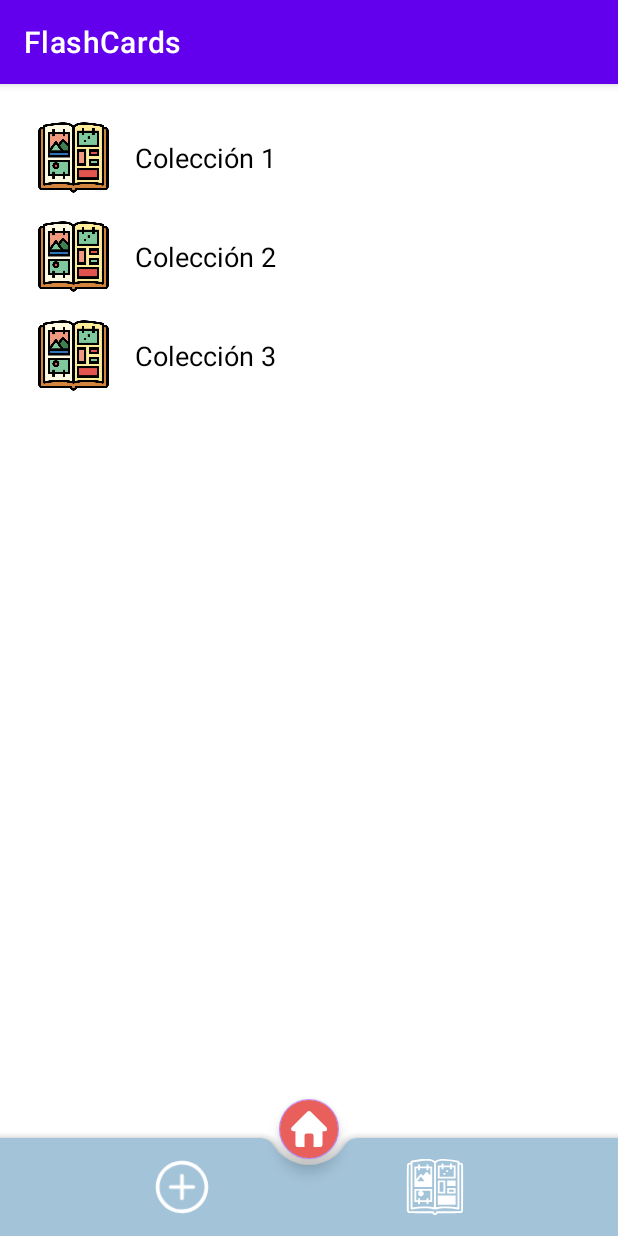
After one commit to FundacioEsplaiJava2024/Flashcards, an Android app: the CollectionsActivity screen opened directly, with no data from a screen before it, on a phone screen of 412 x 824 dp. The commit adds this screen. Run offline under Robolectric (Android 15) with nearby library versions, the phone set to English and light mode, and no system bars.

Commit message:
Added collection screen, made some adjustements to the footer, //TODO fix footer

```diff
--- a/App/app/src/main/AndroidManifest.xml
+++ b/App/app/src/main/AndroidManifest.xml
@@ -23,6 +23,7 @@
             </intent-filter>
         </activity>
         <activity android:name=".MainActivity"/>
+        <activity android:name=".ui.CollectionsActivity"/>
     </application>
 
 </manifest>
--- /dev/null
+++ b/App/app/src/main/java/com/esplai/flashcards/service/cardlogic/AddCardActivity.java
@@ -0,0 +1,4 @@
+package com.esplai.flashcards.service.cardlogic;
+
+public class AddCardActivity {
+}
--- /dev/null
+++ b/App/app/src/main/java/com/esplai/flashcards/service/entities/Collection.java
@@ -0,0 +1,57 @@
+package com.esplai.flashcards.service.entities;
+
+import com.esplai.flashcards.service.cardlogic.CardModel;
+
+import java.util.List;
+
+public class Collection {
+    private int collId;
+    private String title;
+    private String description;
+    private List<CardModel> cardList;
+    private boolean isPublic;
+
+    public Collection(String title) {
+        this.title = title;
+    }
+
+    public int getCollId() {
+        return collId;
+    }
+
+    public void setCollId(int collId) {
+        this.collId = collId;
+    }
+
+    public String getTitle() {
+        return title;
+    }
+
+    public void setTitle(String title) {
+        this.title = title;
+    }
+
+    public String getDescription() {
+        return description;
+    }
+
+    public void setDescription(String description) {
+        this.description = description;
+    }
+
+    public List<CardModel> getCardList() {
+        return cardList;
+    }
+
+    public void setCardList(List<CardModel> cardList) {
+        this.cardList = cardList;
+    }
+
+    public boolean isPublic() {
+        return isPublic;
+    }
+
+    public void setPublic(boolean aPublic) {
+        isPublic = aPublic;
+    }
+}
--- /dev/null
+++ b/App/app/src/main/java/com/esplai/flashcards/ui/CollectionsActivity.java
@@ -0,0 +1,59 @@
+package com.esplai.flashcards.ui;
+
+import android.os.Bundle;
+import android.view.LayoutInflater;
+import android.view.View;
+import android.widget.ImageView;
+import android.widget.LinearLayout;
+import android.widget.TextView;
+
+import androidx.appcompat.app.AppCompatActivity;
+
+import com.esplai.flashcards.R;
+import com.esplai.flashcards.service.entities.Collection;
+
+import java.util.ArrayList;
+import java.util.List;
+
+public class CollectionsActivity extends AppCompatActivity {
+
+    private LinearLayout collectionsContainer;
+
+    @Override
+    protected void onCreate(Bundle savedInstanceState) {
+        super.onCreate(savedInstanceState);
+        setContentView(R.layout.collection_screen);
+
+        collectionsContainer = findViewById(R.id.collectionsContainer);
+
+        // Simulación de datos para las colecciones
+        List<Collection> collections = getCollectionsFromServer();
+
+        for (Collection collection : collections) {
+            addCollectionView(collection);
+        }
+    }
+
+    private void addCollectionView(Collection collection) {
+        View collectionView = LayoutInflater.from(this).inflate(R.layout.collection_item, collectionsContainer, false);
+
+        ImageView collectionIcon = collectionView.findViewById(R.id.collectionIcon);
+        TextView collectionName = collectionView.findViewById(R.id.collectionName);
+
+        // Configura la vista con los datos de la colección
+        collectionIcon.setImageResource(R.drawable.album_colored); // o una imagen dinámica si tienes una URL
+        collectionName.setText(collection.getTitle());
+
+        // Añade la vista al contenedor
+        collectionsContainer.addView(collectionView);
+    }
+
+    private List<Collection> getCollectionsFromServer() {
+        //Cambiar luego pot la petición
+        List<Collection> collections = new ArrayList<>();
+        collections.add(new Collection("Colección 1"));
+        collections.add(new Collection("Colección 2"));
+        collections.add(new Collection("Colección 3"));
+        return collections;
+    }
+}
--- /dev/null
+++ b/App/app/src/main/res/layout/collection_item.xml
@@ -0,0 +1,32 @@
+<?xml version="1.0" encoding="utf-8"?>
+<androidx.constraintlayout.widget.ConstraintLayout xmlns:android="http://schemas.android.com/apk/res/android"
+    xmlns:app="http://schemas.android.com/apk/res-auto"
+    android:layout_width="match_parent"
+    android:layout_height="wrap_content"
+    android:padding="8dp">
+
+    <ImageView
+        android:id="@+id/collectionIcon"
+        android:layout_width="50dp"
+        android:layout_height="50dp"
+        android:src="@drawable/album_colored"
+        app:layout_constraintStart_toStartOf="parent"
+        app:layout_constraintTop_toTopOf="parent"
+        app:layout_constraintBottom_toBottomOf="parent"
+        app:layout_constraintEnd_toStartOf="@+id/collectionName"
+        app:layout_constraintHorizontal_chainStyle="packed"/>
+
+    <TextView
+        android:id="@+id/collectionName"
+        android:layout_width="0dp"
+        android:layout_height="wrap_content"
+        android:layout_marginStart="16dp"
+        android:text="Collection Name"
+        android:textSize="18sp"
+        app:layout_constraintStart_toEndOf="@+id/collectionIcon"
+        app:layout_constraintEnd_toEndOf="parent"
+        app:layout_constraintTop_toTopOf="parent"
+        app:layout_constraintBottom_toBottomOf="parent"
+        android:textColor="@android:color/black"/>
+
+</androidx.constraintlayout.widget.ConstraintLayout>
--- /dev/null
+++ b/App/app/src/main/res/layout/collection_screen.xml
@@ -0,0 +1,37 @@
+<?xml version="1.0" encoding="utf-8"?>
+<androidx.constraintlayout.widget.ConstraintLayout xmlns:android="http://schemas.android.com/apk/res/android"
+    xmlns:app="http://schemas.android.com/apk/res-auto"
+    xmlns:tools="http://schemas.android.com/tools"
+    android:layout_width="match_parent"
+    android:layout_height="match_parent"
+    tools:context=".CollectionsActivity">
+
+    <include
+        android:id="@+id/footer"
+        layout="@layout/footer"
+        android:layout_width="0dp"
+        android:layout_height="95dp"
+        app:layout_constraintStart_toStartOf="parent"
+        app:layout_constraintEnd_toEndOf="parent"
+        app:layout_constraintBottom_toBottomOf="parent"/>
+
+    <ScrollView
+        android:layout_width="match_parent"
+        android:layout_height="0dp"
+        app:layout_constraintStart_toStartOf="parent"
+        app:layout_constraintEnd_toEndOf="parent"
+        app:layout_constraintTop_toTopOf="parent"
+        app:layout_constraintBottom_toTopOf="@id/footer">
+
+        <LinearLayout
+            android:id="@+id/collectionsContainer"
+            android:layout_width="match_parent"
+            android:layout_height="wrap_content"
+            android:orientation="vertical"
+            android:padding="16dp">
+            <!-- Aquí se añadirán dinámicamente los elementos de colección -->
+        </LinearLayout>
+
+    </ScrollView>
+
+</androidx.constraintlayout.widget.ConstraintLayout>
--- a/App/app/src/main/res/layout/content_main.xml
+++ b/App/app/src/main/res/layout/content_main.xml
@@ -37,8 +37,7 @@
         app:defaultNavHost="true"
         app:layout_constraintLeft_toLeftOf="parent"
         app:layout_constraintRight_toRightOf="parent"
-        app:layout_constraintTop_toTopOf="parent"
-        app:navGraph="@navigation/mobile_navigation" />
+        app:layout_constraintTop_toTopOf="parent"/>
 
 
 
--- a/App/app/src/main/res/layout/footer.xml
+++ b/App/app/src/main/res/layout/footer.xml
@@ -17,7 +17,7 @@
         app:fabCradleVerticalOffset="10dp">
 
         <com.google.android.material.bottomnavigation.BottomNavigationView
-            android:id="@+id/buttomNavBar"
+            android:id="@+id/bottomNavView"
             android:layout_width="match_parent"
             android:layout_height="wrap_content"
             android:layout_marginRight="16dp"
--- a/App/app/src/main/res/menu/bottom_navigation_menu.xml
+++ b/App/app/src/main/res/menu/bottom_navigation_menu.xml
@@ -3,13 +3,13 @@
     xmlns:android="http://schemas.android.com/apk/res/android"
     xmlns:app="http://schemas.android.com/apk/res-auto">
     <item
-        android:id="@+id/add"
+        android:id="@+id/nav_add_card"
         android:enabled="true"
         android:icon="@drawable/add"
         android:title="AddSomething"/>
 
     <item
-        android:id="@+id/page_2"
+        android:id="@+id/nav_collections"
         android:enabled="true"
         android:icon="@drawable/album"
         android:title="Collections"/>
--- a/App/gradle.properties
+++ b/App/gradle.properties
@@ -18,4 +18,5 @@ android.useAndroidX=true
 # Enables namespacing of each library's R class so that its R class includes only the
 # resources declared in the library itself and none from the library's dependencies,
 # thereby reducing the size of the R class for that library
-android.nonTransitiveRClass=true
+android.nonTransitiveRClass=false
+android.nonFinalResIds=false
```
Also changed, not shown: App/app/src/main/java/com/esplai/flashcards/ui/Footer.java (added, +58 -0 lines), App/app/src/main/java/com/esplai/flashcards/ui/home/HomeFragment.java (deleted, +0 -35 lines), App/app/src/main/java/com/esplai/flashcards/ui/home/HomeViewModel.java (deleted, +0 -19 lines), App/app/src/main/res/layout/fragment_home.xml (deleted, +0 -9 lines), App/app/src/main/res/navigation/mobile_navigation.xml (deleted, +0 -25 lines), App/app/src/main/res/drawable/album_colored.png (added).
